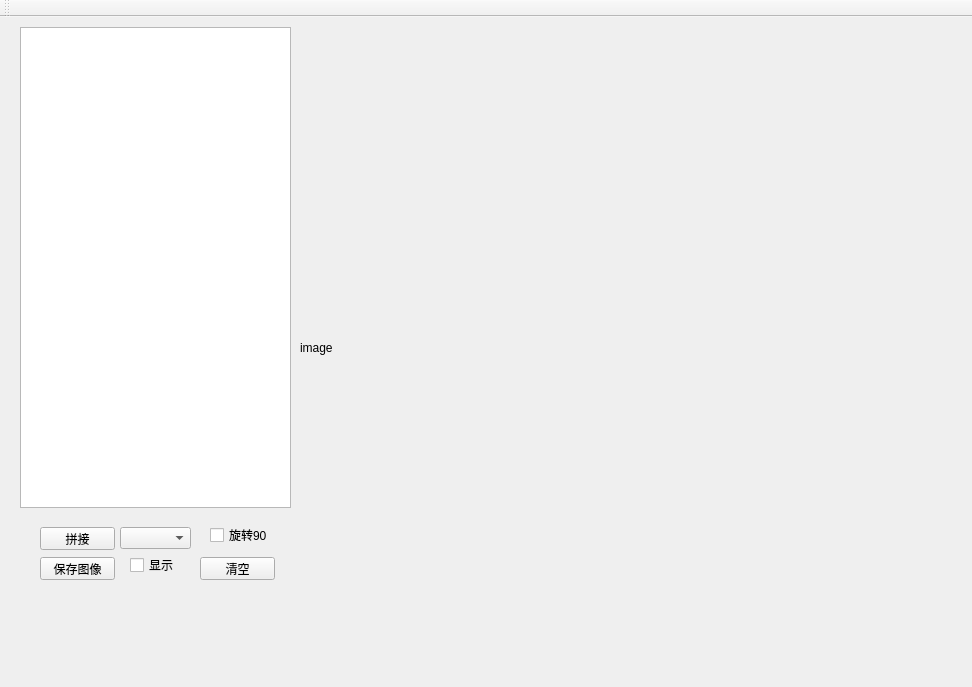
This is AJVision/mainwindow.ui in Aden2018/AijiuVision as Qt 5 draws it before an edit. The edited form follows.
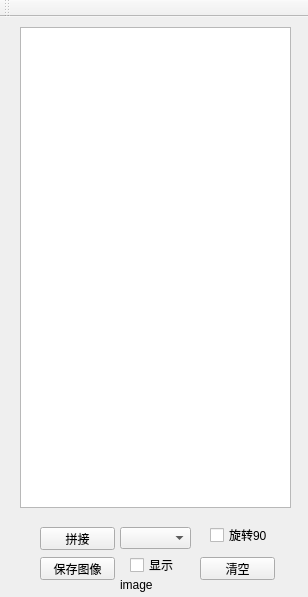
This is the edited form.

Commit message: 界面优化

Patch:
```diff
--- a/AJVision/mainwindow.ui
+++ b/AJVision/mainwindow.ui
@@ -6,8 +6,8 @@
    <rect>
     <x>0</x>
     <y>0</y>
-    <width>972</width>
-    <height>687</height>
+    <width>308</width>
+    <height>597</height>
    </rect>
   </property>
   <property name="windowTitle">
@@ -89,10 +89,10 @@
    <widget class="QLabel" name="label">
     <property name="geometry">
      <rect>
-      <x>300</x>
-      <y>10</y>
-      <width>641</width>
-      <height>641</height>
+      <x>120</x>
+      <y>560</y>
+      <width>41</width>
+      <height>16</height>
      </rect>
     </property>
     <property name="text">
```
The commit also changes 3 other files.
